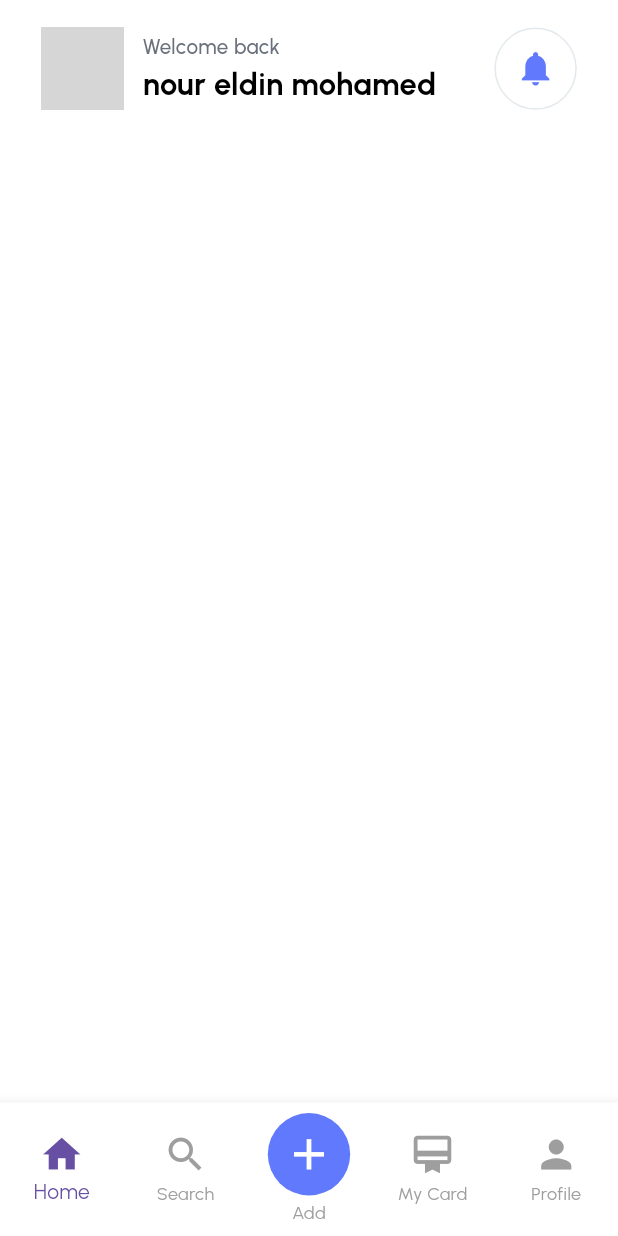
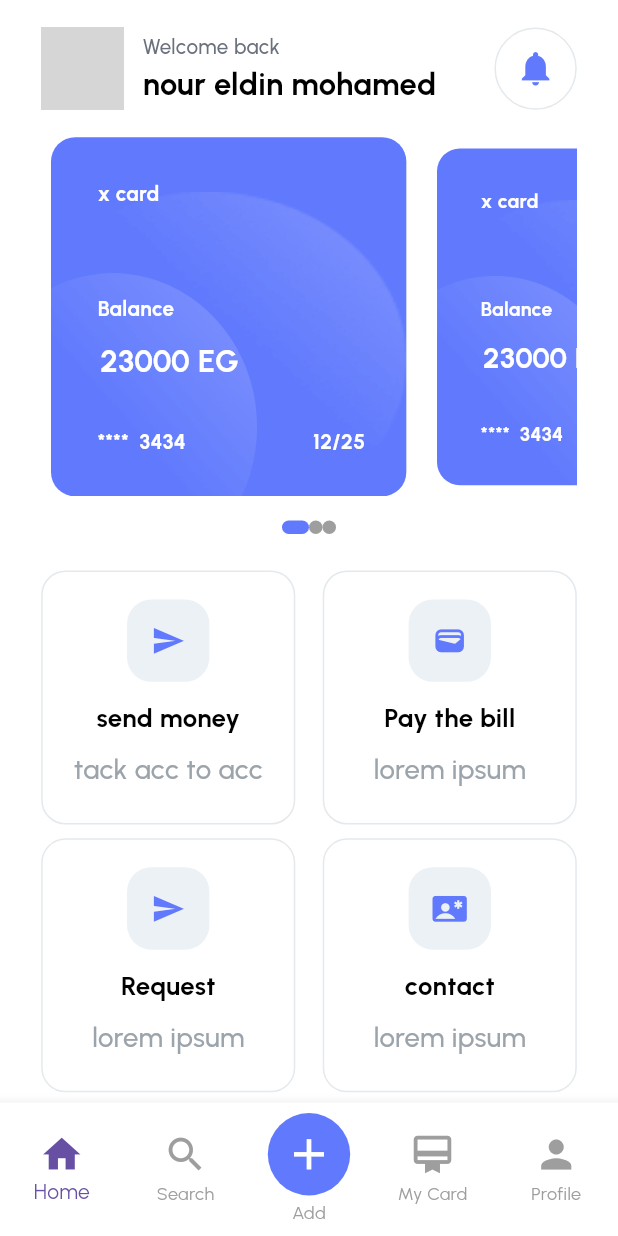
Before and after one commit to konynour/FINANCE_UI, a Flutter app: the LoginScreen screen opened by its route, after a tap on "login", on a phone screen of 412 x 824 dp. Run offline on Flutter 3.47's test engine with Material 3 defaults, Android fonts, the phone set to English and light mode, and no system bars; drawn by our look-alikes of carousel_slider, dots_indicator; our stand-ins replace flutter_screenutil, flutter_svg, go_router, pin_code_fields; grey boxes are pictures that could not be loaded.

Commit message:
Initial commit

```diff
--- a/lib/core/styleling/app_assets.dart
+++ b/lib/core/styleling/app_assets.dart
@@ -1,7 +1,7 @@
 class AppAssets {
   static const String onBoard = "assets/images/generated.png";
   static const String berserk = "assets/images/berserk.png";
-    static const String Successmark = "assets/images/Successmark.png";
+  static const String Successmark = "assets/images/Successmark.png";
 
   static const String facebooksvg = "assets/Icons/facebook.svg";
   static const String applesvg = "assets/Icons/apple.svg";
@@ -9,4 +9,7 @@ class AppAssets {
   static const String googlesvg = "assets/Icons/google.svg";
   static const String mygroupsvg = "assets/Icons/mygroup.svg";
   static const String statisticsvg = "assets/Icons/statistic.svg";
+  static const String Ellipse14 = "assets/images/Ellipse14.png";
+  static const String Ellipse15 = "assets/images/Ellipse15.png";
+
 }
--- a/lib/features/Homepage/home_page_Screen.dart
+++ b/lib/features/Homepage/home_page_Screen.dart
@@ -1,4 +1,5 @@
-
+import 'package:finance_ui/features/Homepage/widgets/carousel_widgets.dart';
+import 'package:finance_ui/features/Homepage/widgets/cutom_home_page_item.dart';
 import 'package:finance_ui/features/Homepage/widgets/top_profile_notification_widget.dart';
 import 'package:flutter/material.dart';
 import 'package:flutter_screenutil/flutter_screenutil.dart';
@@ -13,14 +14,54 @@ class HomeScreen extends StatefulWidget {
 class _HomeScreenState extends State<HomeScreen> {
   @override
   Widget build(BuildContext context) {
-    return Padding(
-      padding: EdgeInsets.symmetric(horizontal: 24.w),
-      child: Column(
-        children: [
-          SizedBox(height: 18.h),
-          TopProfileNotificationWidget(),
+    return Scaffold(
+      body: SafeArea(
+        child: Padding(
+          padding: EdgeInsets.symmetric(horizontal: 24.w),
+          child: Column(
+            crossAxisAlignment: CrossAxisAlignment.start,
+            children: [
+              SizedBox(height: 18.h),
+              const TopProfileNotificationWidget(),
+              SizedBox(height: 18.h),
+              const CustomCarsouselWidget(),
+              SizedBox(height: 24.h),
 
-        ],
+              // Expanded GridView
+              Expanded(
+                child: GridView.count(
+                  crossAxisCount: 2,
+                  mainAxisSpacing: 8.sp,
+                  crossAxisSpacing: 16.sp,
+                  children: [
+                    CutomHomePageItem(
+                      title: "send money",
+                      description: "tack acc to acc",
+                      iconData: Icons.send,
+                    ),
+                    CutomHomePageItem(
+                      title: "Pay the bill",
+                      description: "lorem ipsum",
+                      iconData: Icons.wallet,
+                    ),
+                    CutomHomePageItem(
+                      title: "Request",
+                      description: "lorem ipsum",
+                      iconData: Icons.send,
+                    ),
+                    CutomHomePageItem(
+                      title: "contact",
+                      description: "lorem ipsum",
+                      iconData: Icons.contact_emergency,
+                    ),
+
+                    // Add your grid items here
+                  ],
+                ),
+              ),
+            ],
+          ),
+        ),
       ),
     );
   }
--- /dev/null
+++ b/lib/features/Homepage/widgets/card_item_wigets.dart
@@ -0,0 +1,124 @@
+import 'package:finance_ui/core/styleling/app_assets.dart';
+import 'package:finance_ui/core/styleling/app_corlors.dart';
+import 'package:finance_ui/core/styleling/app_styles.dart';
+import 'package:flutter/material.dart';
+import 'package:flutter_screenutil/flutter_screenutil.dart';
+
+class CardItemWigets extends StatefulWidget {
+  const CardItemWigets({super.key});
+
+  @override
+  State<CardItemWigets> createState() => _CardItemWigetsState();
+}
+
+class _CardItemWigetsState extends State<CardItemWigets> {
+  @override
+  Widget build(BuildContext context) {
+    return Stack(
+      children: [
+        Container(
+          width: 207.w,
+          height: 263.h,
+          decoration: BoxDecoration(
+            color: AppCorlors.primarycolor,
+            borderRadius: BorderRadius.circular(16.r),
+          ),
+        ),
+        Positioned(
+          bottom: 0,
+          left: 0,
+          child: Image.asset(
+            AppAssets.Ellipse14,
+            width: 120.w,
+            height: 130.w,
+            fit: BoxFit.fill,
+          ),
+        ),
+        Positioned(
+          bottom: 0,
+          left: 0,
+          child: Image.asset(
+            AppAssets.Ellipse14,
+            width: 120.w,
+            height: 130.w,
+            fit: BoxFit.fill,
+          ),
+        ),
+        Positioned(
+          bottom: 0,
+          left: 0,
+          child: Image.asset(
+            AppAssets.Ellipse15,
+            width: 207.w,
+            height: 200.h,
+            fit: BoxFit.fill,
+          ),
+        ),
+        Positioned(
+          bottom: 0,
+          left: 0,
+          child: Image.asset(
+            AppAssets.Ellipse15,
+            width: 207.w,
+            height: 200.h,
+            fit: BoxFit.fill,
+          ),
+        ),
+        Positioned(
+          left: 24.w,
+          top: 24.w,
+
+          child: Column(
+            crossAxisAlignment: CrossAxisAlignment.start,
+            children: [
+              Text(
+                " x card",
+                style: AppStyles.black18BoldStyle.copyWith(
+                  fontSize: 12.sp,
+                  color: Colors.white,
+                ),
+              ),
+              const SizedBox(height: 57),
+              Text(
+                " Balance",
+                style: AppStyles.black18BoldStyle.copyWith(
+                  fontSize: 12.sp,
+                  color: Colors.white,
+                ),
+              ),
+              const SizedBox(height: 10),
+
+              Text(
+                " 23000 EG",
+                style: AppStyles.black18BoldStyle.copyWith(color: Colors.white),
+              ),
+            ],
+          ),
+        ),
+
+        Positioned(
+          bottom: 26.h,
+          right: 24.w,
+          child: Text(
+            " 12/25",
+            style: AppStyles.black18BoldStyle.copyWith(
+              fontSize: 12.sp,
+              color: Colors.white,
+            ),
+          ),
+        ),
+        Positioned(
+          bottom: 26.h,
+          left: 24.w,
+          child: Text(
+            " ****  3434",
+            style: AppStyles.black18BoldStyle.copyWith(
+              fontSize: 12.sp,
+              color: Colors.white,
+            ),
+          ),
+        )
+      ],
+    );
+  }
+}
--- /dev/null
+++ b/lib/features/Homepage/widgets/carousel_widgets.dart
@@ -0,0 +1,57 @@
+import 'package:carousel_slider/carousel_slider.dart';
+import 'package:dots_indicator/dots_indicator.dart';
+import 'package:finance_ui/features/Homepage/widgets/card_item_wigets.dart';
+import 'package:flutter/material.dart';
+import 'package:flutter_screenutil/flutter_screenutil.dart';
+
+class CustomCarsouselWidget extends StatefulWidget {
+  const CustomCarsouselWidget({super.key});
+
+  @override
+  State<CustomCarsouselWidget> createState() => _CustomCarsouselWidgetState();
+}
+
+class _CustomCarsouselWidgetState extends State<CustomCarsouselWidget> {
+  int currentPage = 0;
+
+  @override
+  Widget build(BuildContext context) {
+    return Column(
+      children: [
+        CarouselSlider(
+          options: CarouselOptions(
+            height: 236.h,
+            padEnds: false,
+            viewportFraction: 0.7,
+            enlargeCenterPage: true,
+            enlargeFactor: 0.2,
+            onPageChanged: (index, reason) {
+              setState(() {
+                currentPage = index;
+              });
+            },
+          ),
+          items: [
+            CardItemWigets(),
+            CardItemWigets(),
+            CardItemWigets(),
+          ],
+        ),
+
+        const SizedBox(height: 16),
+        DotsIndicator(
+           dotsCount: 3,
+            position: currentPage.clamp(0, 2).toDouble(),
+          decorator: DotsDecorator(
+            spacing: EdgeInsets.zero,
+            size: const Size.square(9.0),
+            activeSize: const Size(18.0, 9.0),
+            activeShape: RoundedRectangleBorder(
+              borderRadius: BorderRadius.circular(5.0),
+            ),
+          ),
+        ),
+      ],
+    );
+  }
+}
--- /dev/null
+++ b/lib/features/Homepage/widgets/cutom_home_page_item.dart
@@ -0,0 +1,52 @@
+import 'package:finance_ui/core/styleling/app_corlors.dart';
+import 'package:finance_ui/core/styleling/app_styles.dart';
+import 'package:flutter/material.dart';
+import 'package:flutter_screenutil/flutter_screenutil.dart';
+
+class CutomHomePageItem extends StatelessWidget {
+  final IconData iconData;
+  final String title;
+  final String description;
+
+  const CutomHomePageItem({
+    super.key,
+    required this.iconData,
+    required this.description,
+    required this.title,
+  });
+
+  @override
+  Widget build(BuildContext context) {
+    return Container(
+      padding: EdgeInsets.all(16.sp),
+      decoration: BoxDecoration(
+        border: Border.all(color: const Color(0xffE3E9ED), width: 1),
+        borderRadius: BorderRadiusDirectional.circular(16.r),
+      ),
+      child: Center(
+        child: Column(
+          children: [
+            Container(
+              width: 48.w ,
+              height:48.w ,
+              alignment: Alignment.center,
+              decoration: BoxDecoration(
+                color: Color(0xffECF1F6),
+                borderRadius: BorderRadius.circular(16.r)
+              ),
+              child: Icon(iconData,size:20.sp ,
+              color: AppCorlors.primarycolor,
+              ),
+            ),
+            const SizedBox(height:12 ),
+            Text(title,style:AppStyles.black15BoldStyle),
+                        const SizedBox(height:8 ),
+                                    Text(description,style:AppStyles.grey12MeduimStyle),
+
+
+          ],
+        ),
+      ),
+    );
+  }
+}
--- a/pubspec.yaml
+++ b/pubspec.yaml
@@ -38,6 +38,8 @@ dependencies:
   go_router: ^15.1.1
   flutter_svg: ^2.1.0
   pin_code_fields: ^8.0.1
+  carousel_slider: ^5.0.0
+  dots_indicator: ^4.0.1
 
 dev_dependencies:
   flutter_test:
```
Also changed, not shown: assets/images/Ellipse14.png (added), assets/images/Ellipse15.png (added), pubspec.lock.
